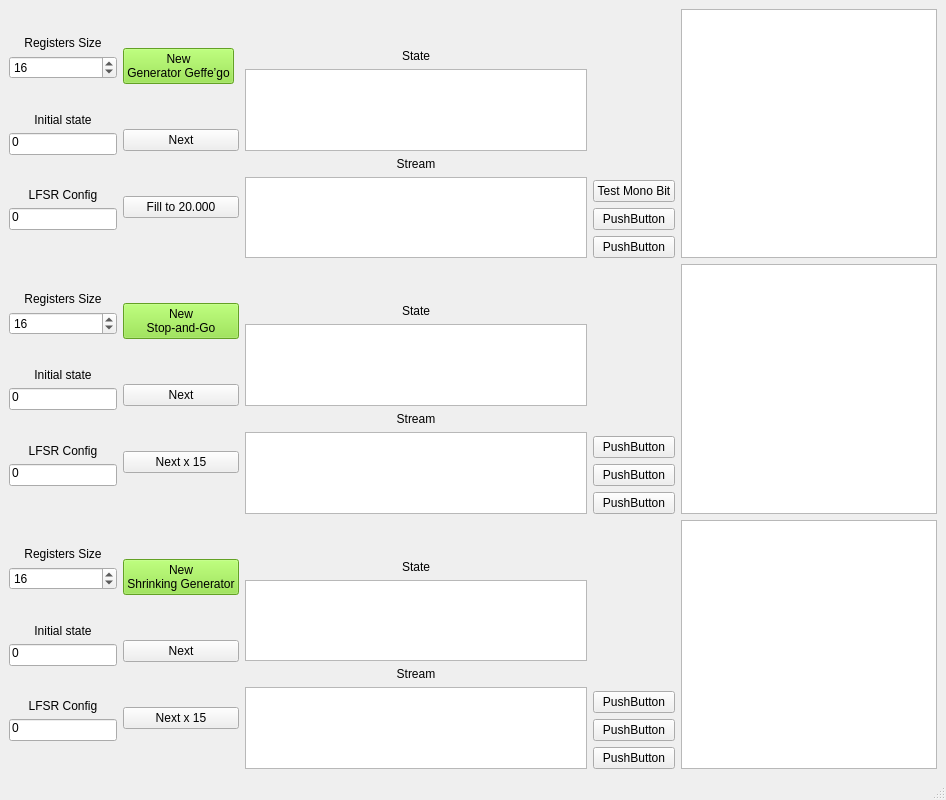
GrzegorzKrug/Studia_Python, file Kryptologia/Lab4/GUI_QT.ui: the form before one commit.
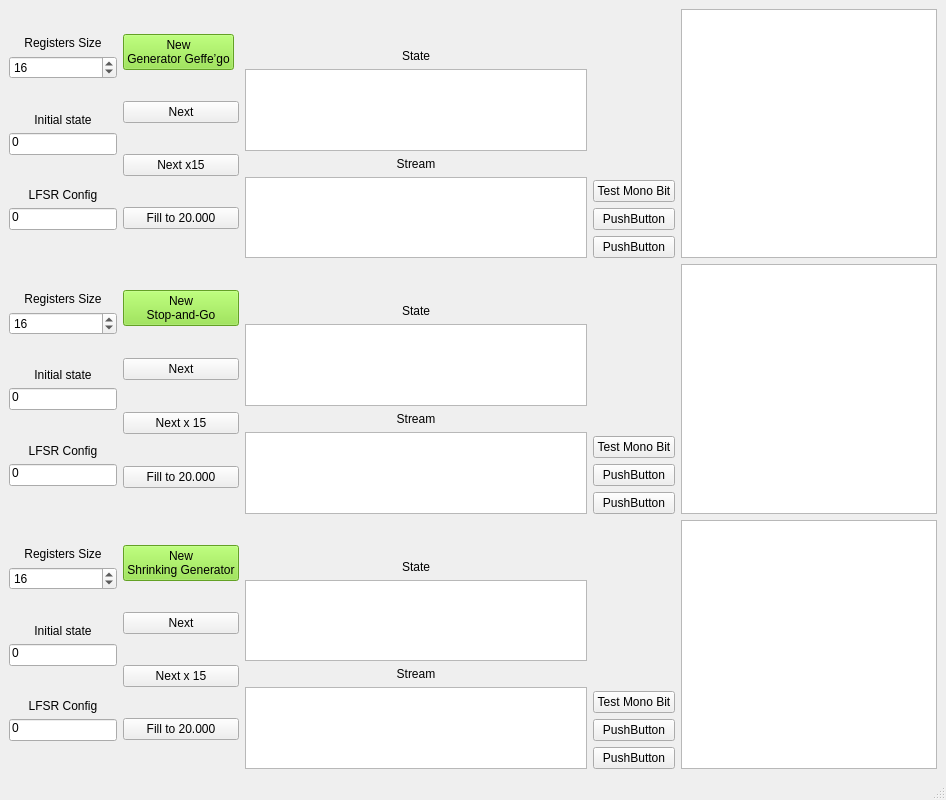
The form after the commit.

```diff
--- a/Kryptologia/Lab4/GUI_QT.ui
+++ b/Kryptologia/Lab4/GUI_QT.ui
@@ -435,7 +435,14 @@
            </widget>
           </item>
           <item>
-           <widget class="QPushButton" name="pushButton_geffe_next_xtimes">
+           <widget class="QPushButton" name="pushButton_geffe_next_15times">
+            <property name="text">
+             <string>Next x15</string>
+            </property>
+           </widget>
+          </item>
+          <item>
+           <widget class="QPushButton" name="pushButton_geffe_fill">
             <property name="text">
              <string>Fill to 20.000</string>
             </property>
@@ -470,6 +477,13 @@
             </property>
            </widget>
           </item>
+          <item>
+           <widget class="QPushButton" name="pushButton_stopandgo_fill">
+            <property name="text">
+             <string>Fill to 20.000</string>
+            </property>
+           </widget>
+          </item>
          </layout>
         </item>
         <item row="2" column="1">
@@ -499,6 +513,13 @@
             </property>
            </widget>
           </item>
+          <item>
+           <widget class="QPushButton" name="pushButton_shrinking_fill">
+            <property name="text">
+             <string>Fill to 20.000</string>
+            </property>
+           </widget>
+          </item>
          </layout>
         </item>
         <item row="2" column="0">
@@ -704,7 +725,7 @@
           <item>
            <widget class="QPushButton" name="pushButton_4">
             <property name="text">
-             <string>PushButton</string>
+             <string>Test Mono Bit</string>
             </property>
            </widget>
           </item>
@@ -886,7 +907,7 @@
           <item>
            <widget class="QPushButton" name="pushButton_9">
             <property name="text">
-             <string>PushButton</string>
+             <string>Test Mono Bit</string>
             </property>
            </widget>
           </item>
```
Left out of the diff: 12 changed lines with no effect on the pictures.
